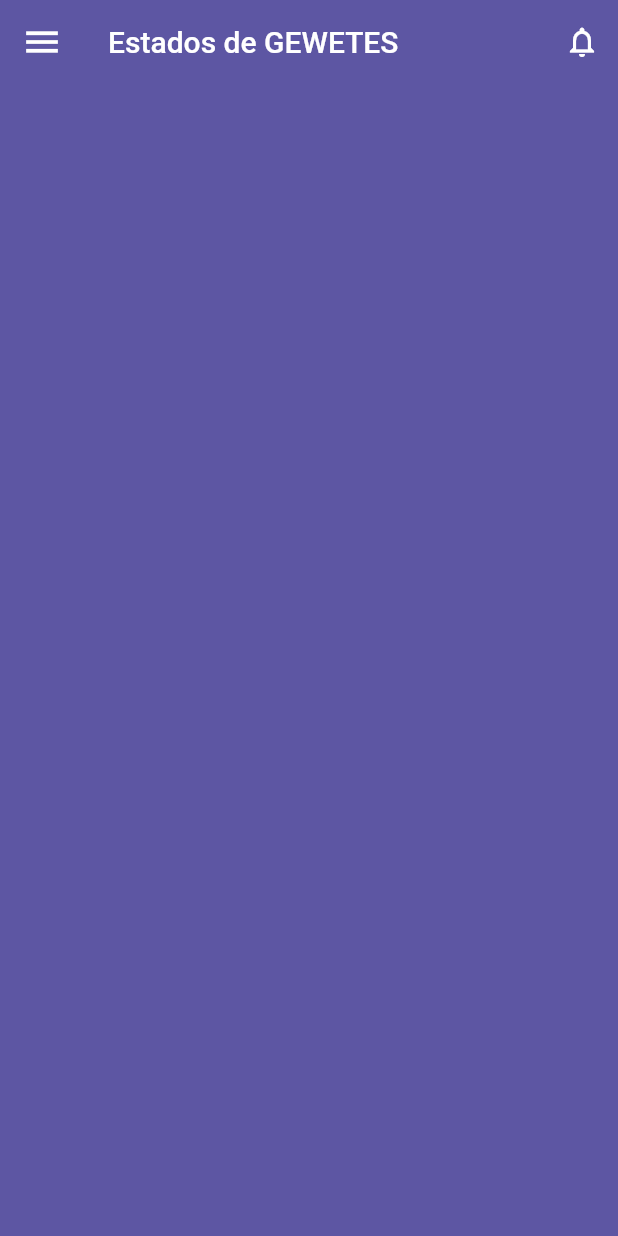
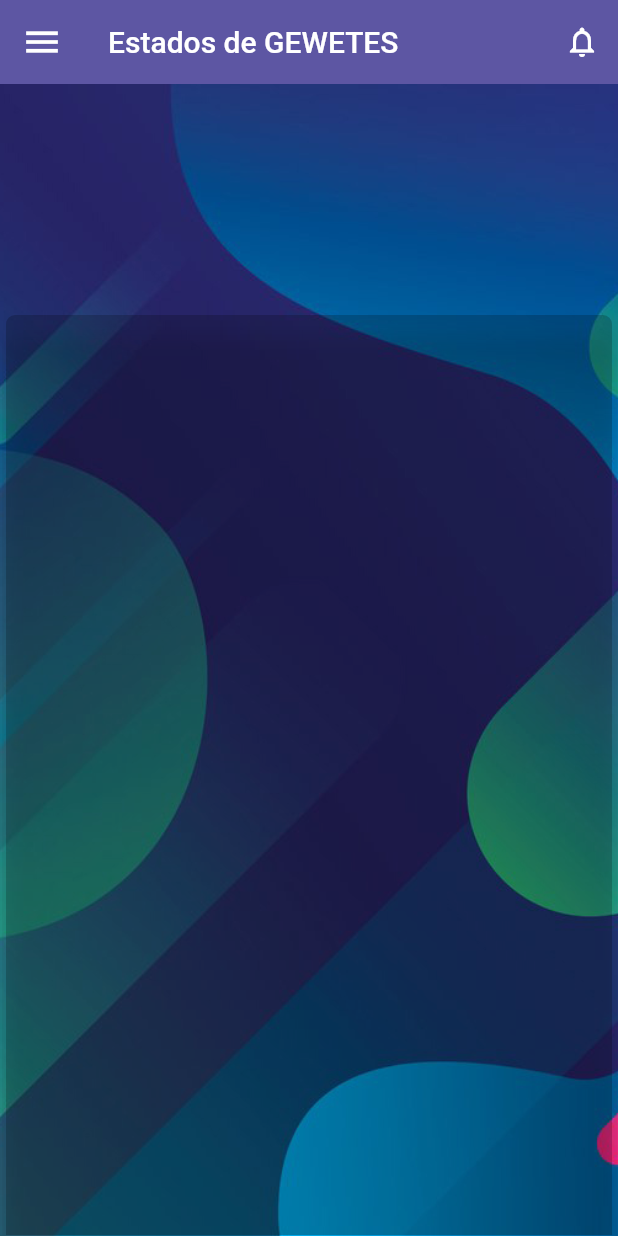
Before and after one commit to bubble-code/flutter_inicial_gewete, a Flutter app: the GewetePage screen opened directly, on a phone screen of 412 x 824 dp. Run offline on Flutter 3.47's test engine with Material 2 defaults, Android fonts, the light colour scheme and no system bars; our stand-ins replace cloud_firestore, curved_navigation_bar, date_format, firebase_auth, firebase_core, google_maps_flutter and 1 more; missing offline and left inert: address_search_field, puppeteer, sql_conn; accounts and stored records are empty; statements that could not run were skipped.

Commit message:
ya conectdo a gewete

```diff
--- /dev/null
+++ b/lib/model/GeweteObj.dart
@@ -0,0 +1,5 @@
+class GeweteObject {
+  final String nombre, ip, pass;
+  const GeweteObject(
+      {required this.ip, required this.nombre, required this.pass});
+}
--- /dev/null
+++ b/lib/model/Stock.dart
@@ -0,0 +1,5 @@
+class Stock {
+  final String type, cant, value;
+
+  Stock(this.type, this.cant, this.value);
+}
--- a/lib/ui/gewetepage.dart
+++ b/lib/ui/gewetepage.dart
@@ -18,7 +18,12 @@ class _GewetePageState extends State<GewetePage> {
         title: "Estados de GEWETES",
       ),
       body: Container(
-        decoration: const BoxDecoration(color: Palette.primatyColor),
+        decoration: BoxDecoration(
+          color: Palette.primatyColor,
+          image: DecorationImage(
+              image: Image.asset('assets/images/fondoMain.jpg').image,
+              fit: BoxFit.cover),
+        ),
         child: GeweteGrid(),
       ),
     );
--- a/lib/ui/widget/geweteGrid.dart
+++ b/lib/ui/widget/geweteGrid.dart
@@ -1,49 +1,170 @@
 import 'package:cloud_firestore/cloud_firestore.dart';
 import 'package:firebase_auth/firebase_auth.dart';
-import 'package:firebase_core/firebase_core.dart';
 import 'package:flutter/material.dart';
-import 'package:flutter_inicial_gewete/ui/widget/buttonDashGrid.dart';
+import 'package:flutter_inicial_gewete/model/GeweteObj.dart';
 
-import 'cardMy.dart';
+import 'ButtomGeweteGrid.dart';
 
-class GeweteGrid extends StatelessWidget {
+class GeweteGrid extends StatefulWidget {
   const GeweteGrid({Key? key}) : super(key: key);
 
-  // const CustomScrollView(
-  //         physics: ClampingScrollPhysics(),
-  //         slivers: [
-  //           SliverPadding(
-  //             padding: EdgeInsets.all(5),
-  //             sliver: SliverToBoxAdapter(
-  //               child:
+  @override
+  State<GeweteGrid> createState() => _GeweteGridState();
+}
+
+class _GeweteGridState extends State<GeweteGrid> {
+  // List<GeweteObject> lista = [];
+  Future<List<GeweteObject>> listSalones() async {
+    List<GeweteObject> lista = [];
+    await FirebaseFirestore.instance
+        .collection("users")
+        .doc(FirebaseAuth.instance.currentUser?.email)
+        .collection("salones")
+        .get()
+        .then((value) => value.docs.forEach((element) {
+              lista.add(GeweteObject(
+                  ip: element.get("ip"),
+                  nombre: element.id,
+                  pass: element.get("pass")));
+            }));
+    return lista;
+  }
 
   @override
   Widget build(BuildContext context) {
     return Container(
-      margin: const EdgeInsets.all(20),
-      child: StreamBuilder(
-        stream: FirebaseFirestore.instance
-            .collection("users")
-            .doc(FirebaseAuth.instance.currentUser?.email)
-            .collection("salones")
-            .snapshots(),
-        builder: (context, AsyncSnapshot<QuerySnapshot> snapshot) {
-          return snapshot.hasData
-              ? Center(
-                  widthFactor: 5,
-                  child: ListView(children: [
-                    ...snapshot.data!.docs.map((e) => CardInicial(
-                          titulo: e.id.toUpperCase(),
-                          subtitulo: "dd",
-                          functionCard: () {},
-                        ))
-                  ]),
-                )
-              : const Center(
-                  child: CircularProgressIndicator(),
-                );
-        },
+      margin: const EdgeInsets.all(1),
+      // decoration: ,
+      child: CustomScrollView(
+        slivers: [
+          SliverPadding(
+            padding: const EdgeInsets.all(3),
+            sliver: SliverToBoxAdapter(
+              child: Column(
+                children: [
+                  SizedBox(
+                    height: 150,
+                  ),
+                  Container(
+                    padding: const EdgeInsets.all(5),
+                    decoration: BoxDecoration(
+                        borderRadius: BorderRadius.circular(6),
+                        color: Colors.black.withOpacity(0.2),
+                        boxShadow: [
+                          BoxShadow(
+                            color: Colors.black.withOpacity(0.1),
+                            offset: const Offset(0.2, 15),
+                            blurRadius: 10,
+                          ),
+                        ]),
+                    height: MediaQuery.of(context).size.height,
+                    child: FutureBuilder(
+                      future: listSalones(),
+                      builder: (BuildContext context,
+                          AsyncSnapshot<List<GeweteObject>> el) {
+                        List<Widget> children = [];
+                        if (el.hasData) {
+                          for (var e in el.data!) {
+                            children.add(
+                              ButtonGeweteGrid(
+                                title: e.nombre,
+                                color: Colors.lightGreen,
+                                ip: e.ip,
+                                passw: e.pass,
+                              ),
+                            );
+                          }
+                        } else if (el.hasError) {
+                          children = <Widget>[
+                            const Icon(
+                              Icons.error_outline,
+                              color: Colors.red,
+                              size: 60,
+                            ),
+                            Padding(
+                              padding: const EdgeInsets.only(top: 16),
+                              child: Text('Error: ${el.error}'),
+                            )
+                          ];
+                        } else {
+                          children = const <Widget>[
+                            SizedBox(
+                              child: CircularProgressIndicator(),
+                              width: 60,
+                              height: 60,
+                            ),
+                            Padding(
+                              padding: EdgeInsets.only(top: 16),
+                              child: Text('Awaiting result...'),
+                            )
+                          ];
+                        }
+                        return GridView.extent(
+                          maxCrossAxisExtent: 150,
+                          padding: const EdgeInsets.all(4),
+                          mainAxisSpacing: 4,
+                          crossAxisSpacing: 4,
+                          children: [...children],
+                        );
+                        //  Center(
+                        //   child: Column(
+                        //     mainAxisAlignment: MainAxisAlignment.center,
+                        //     crossAxisAlignment: CrossAxisAlignment.center,
+                        //     children: children,
+                        //   ),
+                        // );
+                      },
+                    ),
+                  ),
+                ],
+              ),
+            ),
+          )
+
+          // stream:
+          // stream: FirebaseFirestore.instance
+          //     .collection("users")
+          //     .doc(FirebaseAuth.instance.currentUser?.email)
+          //     .collection("salones")
+          //     .snapshots(),
+          // itemBuilder: (
+          //   context,
+          // ) {
+          //   return snapshot.hasData
+          //       ? SliverToBoxAdapter(
+          //           // widthFactor: 5,
+          //           child: ListView(
+          //             children: [
+          //               ...snapshot.data!.docs.map((e) => CardInicial(
+          //                     titulo: e.id.toUpperCase(),
+          //                     subtitulo: e.get('ip'),
+          //                     functionCard: () {},
+          //                   ))
+          //             ],
+          //           ),
+          //         )
+          //       : const Center(
+          //           child: CircularProgressIndicator(),
+          //         );
+          // },
+          // ),
+        ],
       ),
     );
+    // FloatingActionButton(
+    //   onPressed: () {
+    //     listSalones().then((e) {
+    //       e.forEach((he) {
+    //         print(he.nombre);
+    //       });
+    //     });
+    //   },
+    //   child: const Icon(
+    //     Icons.add,
+    //     color: Colors.white,
+    //   ),
+    // ),
+    // ],
+    // );
   }
 }
--- a/pubspec.yaml
+++ b/pubspec.yaml
@@ -41,6 +41,7 @@ dependencies:
   bubble_tab_indicator: ^0.1.6
   fl_chart: ^0.50.0
   date_format: ^2.0.5
+  sql_conn: ^0.0.3
 
 dev_dependencies:
   flutter_test:
```
Also changed, not shown: lib/net/DBSql/Connection.dart (added, +32 -0 lines), lib/ui/home_page.dart (+10 -17 lines), lib/ui/widget/ButtomGeweteGrid.dart (added, +57 -0 lines), pubspec.lock.
